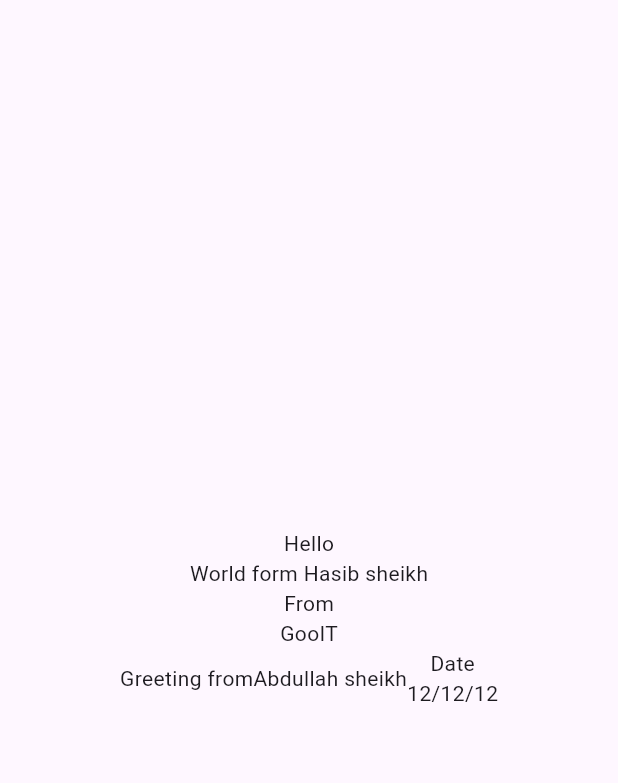
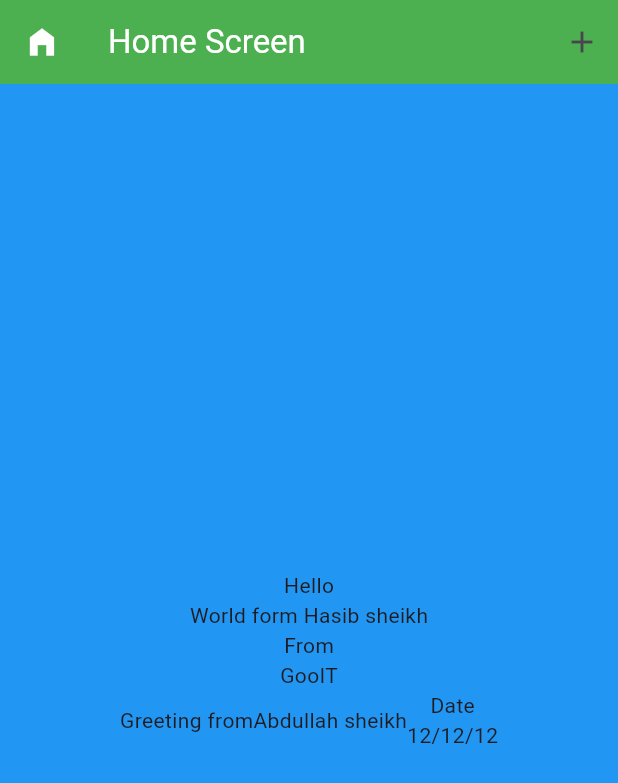
Before and after one commit to HasibSheikh122/Flutter-Beginner, a Flutter app: the screen it shows after launch, on a phone screen of 412 x 824 dp. Shown: the top 783 px of the screen. Run offline on Flutter 3.47's test engine with Material 3 defaults, Android fonts, the phone set to English and light mode, and no system bars.

Commit message:
first commit

```diff
--- a/lib/class3.dart
+++ b/lib/class3.dart
@@ -9,6 +9,32 @@ class Three extends StatelessWidget{
   @override
   Widget build(BuildContext context) {
     return Scaffold(
+      backgroundColor: Colors.blue,
+      appBar: AppBar(
+        backgroundColor: Colors.green,
+        title: Text('Home Screen', style: TextStyle(
+          color: Colors.white
+        ),),
+        leading: Icon(Icons.home_filled, color: Colors.white,),
+        actions: [
+          IconButton(onPressed: (){
+           /* ScaffoldMessenger.of(context).showSnackBar(
+              SnackBar(
+                content: Text('Hi I am Hasib'),
+                backgroundColor: Colors.red,
+                duration: Duration(seconds: 1),
+              ),
+            );
+
+            */
+
+            showDialog(context: context, builder: (context){
+              return Text('Hello world');
+            });
+          }, icon: Icon(Icons.add)
+          )
+        ],
+      ),
       body: Center(
         child: Column(
           mainAxisAlignment: MainAxisAlignment.center,
```
